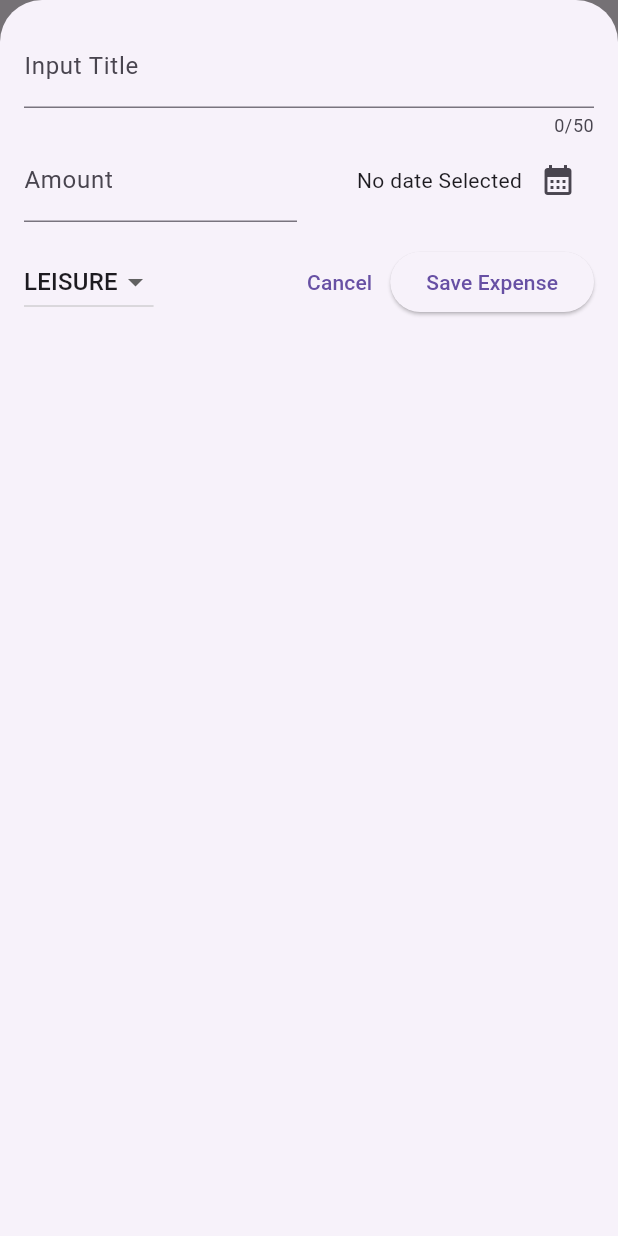
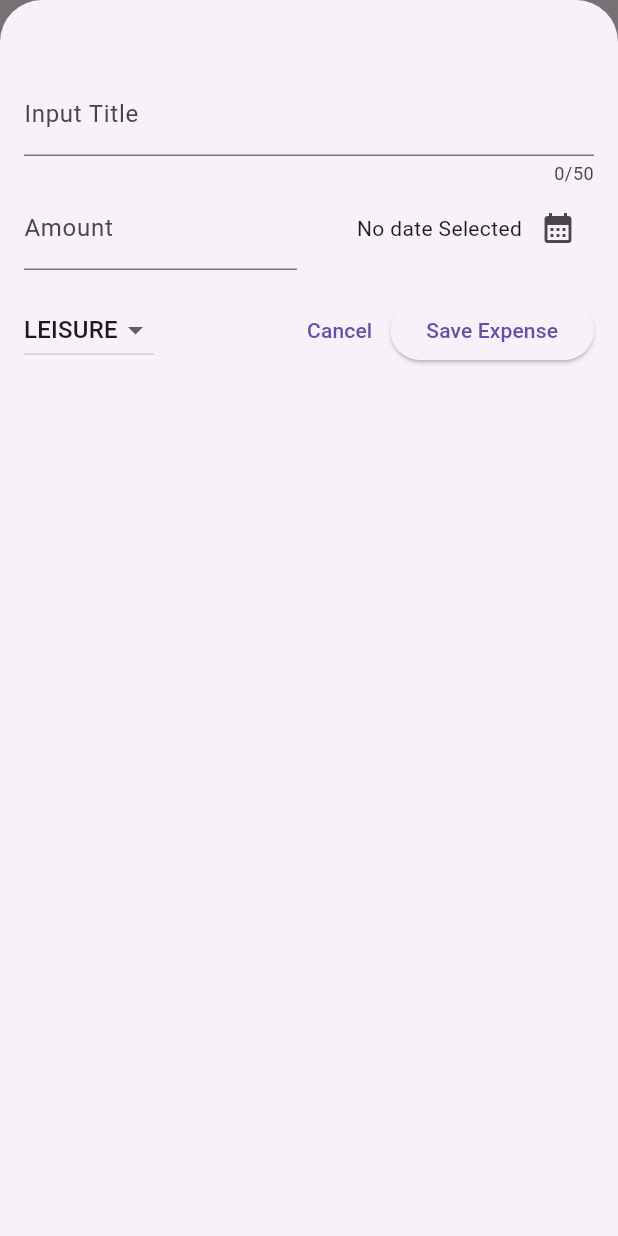
Before and after one commit to atomicstructure/expense_tracker, a Flutter app: the screen it shows after launch, after a tap on the "add" icon, on a phone screen of 412 x 824 dp. Run offline on Flutter 3.47's test engine with Material 2 defaults, Android fonts, the phone set to English and light mode, and no system bars.

Commit message:
Also made sure that the Title Input box is not touching the top of the screen of the device

```diff
--- a/expense_tracker/lib/widgets/new_expense.dart
+++ b/expense_tracker/lib/widgets/new_expense.dart
@@ -78,7 +78,7 @@ class _NewExpenseState extends State<NewExpense> {
   @override
   Widget build(BuildContext context) {
     return Padding(
-      padding: const EdgeInsets.fromLTRB(16, 16, 16, 16),
+      padding: const EdgeInsets.fromLTRB(16, 48, 16, 16),
       child: Column(
         children: [
           TextField(
```
